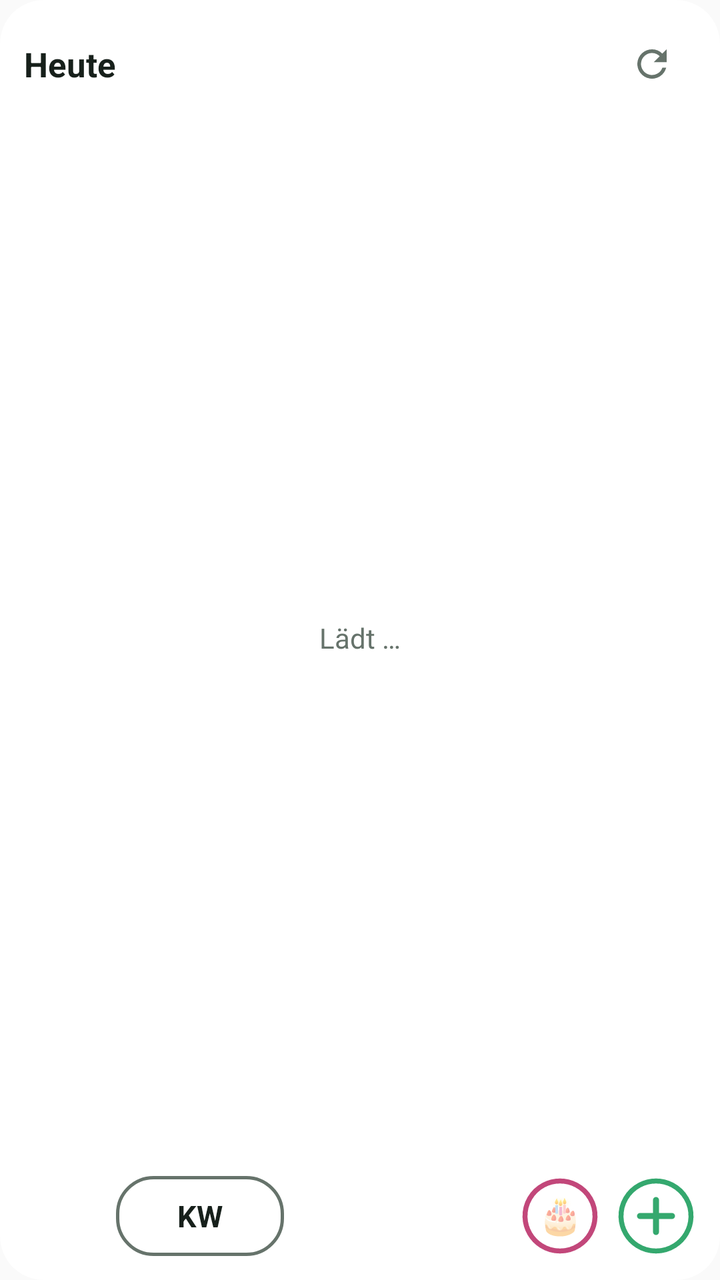
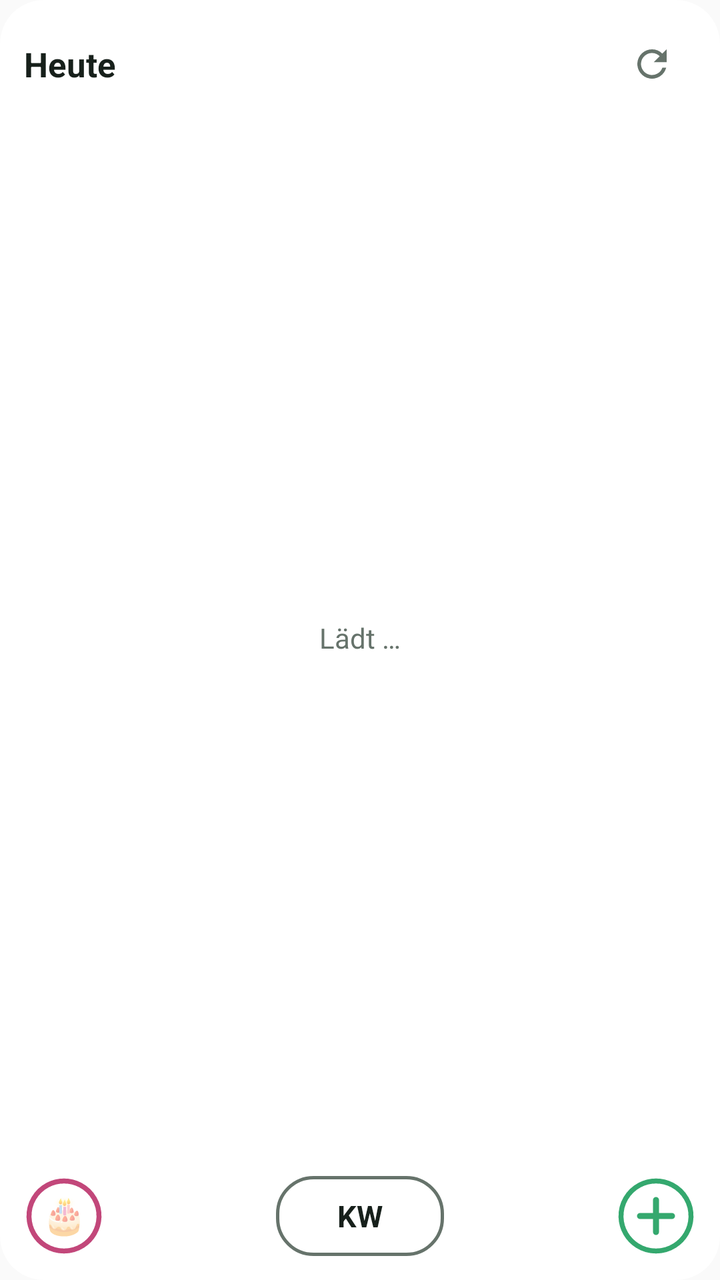

Compare the two renders of this Android layout. The source of the first and the diff that turns it into the second are given below.
<!-- AndroidManifest.xml: application theme AppTheme -->
<!-- res/layout/widget.xml -->
<?xml version="1.0" encoding="utf-8"?>
<LinearLayout xmlns:android="http://schemas.android.com/apk/res/android"
    android:id="@+id/root"
    android:layout_width="match_parent"
    android:layout_height="match_parent"
    android:orientation="vertical"
    android:background="@drawable/bg"
    android:padding="12dp">

    <LinearLayout
        android:id="@+id/head"
        android:layout_width="match_parent"
        android:layout_height="wrap_content"
        android:gravity="center_vertical"
        android:orientation="horizontal">

        <TextView
            android:layout_width="wrap_content"
            android:layout_height="wrap_content"
            android:text="Heute"
            android:textColor="@color/fg"
            android:textSize="17sp"
            android:textStyle="bold" />

        <TextView
            android:id="@+id/date"
            android:layout_width="0dp"
            android:layout_height="wrap_content"
            android:layout_weight="1"
            android:paddingStart="8dp"
            android:textColor="@color/muted"
            android:textSize="14sp" />

        <LinearLayout
            android:id="@+id/bdnav"
            android:layout_width="wrap_content"
            android:layout_height="wrap_content"
            android:gravity="center_vertical"
            android:orientation="horizontal"
            android:visibility="gone">

            <TextView
                android:id="@+id/bdprev"
                android:layout_width="36dp"
                android:layout_height="36dp"
                android:gravity="center"
                android:text="‹"
                android:textColor="@color/fg"
                android:textSize="24sp"
                android:textStyle="bold" />

            <TextView
                android:id="@+id/bdpage"
                android:layout_width="wrap_content"
                android:layout_height="wrap_content"
                android:textColor="@color/fg"
                android:textSize="13sp" />

            <TextView
                android:id="@+id/bdnext"
                android:layout_width="36dp"
                android:layout_height="36dp"
                android:gravity="center"
                android:text="›"
                android:textColor="@color/fg"
                android:textSize="24sp"
                android:textStyle="bold" />
        </LinearLayout>

        <TextView
            android:id="@+id/home"
            android:layout_width="wrap_content"
            android:layout_height="36dp"
            android:layout_marginEnd="6dp"
            android:gravity="center"
            android:minWidth="40dp"
            android:paddingStart="8dp"
            android:paddingEnd="8dp"
            android:text="🏠"
            android:textColor="#FFFFFF"
            android:textSize="15sp"
            android:visibility="gone" />

        <TextView
            android:id="@+id/stamp"
            android:layout_width="wrap_content"
            android:layout_height="wrap_content"
            android:textColor="@color/muted"
            android:textSize="11sp" />

        <ImageButton
            android:id="@+id/refresh"
            android:layout_width="44dp"
            android:layout_height="40dp"
            android:background="@android:color/transparent"
            android:contentDescription="Aktualisieren"
            android:src="@drawable/ic_refresh" />
    </LinearLayout>

    <FrameLayout
        android:layout_width="match_parent"
        android:layout_height="0dp"
        android:layout_weight="1"
        android:layout_marginTop="4dp">

        <ListView
            android:id="@+id/list"
            android:layout_width="match_parent"
            android:layout_height="match_parent"
            android:divider="@null"
            android:dividerHeight="0dp" />

        <TextView
            android:id="@+id/empty"
            android:layout_width="match_parent"
            android:layout_height="match_parent"
            android:gravity="center"
            android:text="Lädt …"
            android:textColor="@color/muted"
            android:textSize="14sp" />
    </FrameLayout>

    
    <LinearLayout
        android:id="@+id/quick"
        android:layout_width="match_parent"
        android:layout_height="wrap_content"
        android:layout_marginTop="6dp"
        android:gravity="bottom"
        android:orientation="horizontal">

        <TextView
            android:id="@+id/weekprev"
            android:layout_width="40dp"
            android:layout_height="40dp"
            android:background="@drawable/btn_arrow"
            android:gravity="center"
            android:includeFontPadding="false"
            android:text="◀"
            android:textColor="#FFFFFF"
            android:textSize="17sp"
            android:visibility="invisible" />

        
        <LinearLayout
            android:layout_width="wrap_content"
            android:layout_height="wrap_content"
            android:layout_marginStart="6dp"
            android:layout_marginEnd="6dp"
            android:gravity="center_horizontal"
            android:orientation="vertical">

            <TextView
                android:id="@+id/weekyear"
                android:layout_width="wrap_content"
                android:layout_height="wrap_content"
                android:textColor="@color/fg"
                android:textSize="13sp"
                android:textStyle="bold"
                android:visibility="gone" />

            <TextView
                android:id="@+id/weeklabel"
                android:layout_width="84dp"
                android:layout_height="40dp"
                android:background="@drawable/bar_off"
                android:gravity="center"
                android:maxLines="1"
                android:text="KW"
                android:textColor="@color/fg"
                android:textSize="15sp"
                android:textStyle="bold" />
        </LinearLayout>

        <TextView
            android:id="@+id/weeknext"
            android:layout_width="40dp"
            android:layout_height="40dp"
            android:background="@drawable/btn_arrow"
            android:gravity="center"
            android:includeFontPadding="false"
            android:text="▶"
            android:textColor="#FFFFFF"
            android:textSize="17sp"
            android:visibility="invisible" />

        <TextView
            android:layout_width="0dp"
            android:layout_height="1dp"
            android:layout_weight="1" />

        <FrameLayout
            android:id="@+id/q_bdays"
            android:layout_width="40dp"
            android:layout_height="40dp"
            android:layout_marginStart="6dp"
            android:contentDescription="Geburtstage">

            <ImageView
                android:id="@+id/q_bdring"
                android:layout_width="match_parent"
                android:layout_height="match_parent"
                android:scaleType="fitCenter"
                android:src="@drawable/ring_bd" />

            <TextView
                android:layout_width="match_parent"
                android:layout_height="match_parent"
                android:gravity="center"
                android:includeFontPadding="false"
                android:text="🎂"
                android:textSize="18sp" />
        </FrameLayout>

        <ImageView
            android:id="@+id/q_add"
            android:layout_width="40dp"
            android:layout_height="40dp"
            android:layout_marginStart="8dp"
            android:contentDescription="Neuer Eintrag"
            android:scaleType="fitCenter"
            android:src="@drawable/ring_add" />
    </LinearLayout>
</LinearLayout>
<!-- resources referenced by this layout -->
<resources>
  <color name="fg">#17201B</color>
  <color name="muted">#66736B</color>
  <!-- drawable bar_off (drawable) -->
  <?xml version="1.0" encoding="utf-8"?>
  <shape xmlns:android="http://schemas.android.com/apk/res/android" android:shape="rectangle">
      <solid android:color="#00000000" />
      <stroke android:width="1.5dp" android:color="@color/muted" />
      <corners android:radius="18dp" />
  </shape>
  <!-- drawable bg (drawable) -->
  <?xml version="1.0" encoding="utf-8"?>
  <shape xmlns:android="http://schemas.android.com/apk/res/android" android:shape="rectangle">
      <solid android:color="@color/bg" />
      <corners android:radius="22dp" />
  </shape>
  <!-- drawable btn_arrow (drawable) -->
  <?xml version="1.0" encoding="utf-8"?>
  <shape xmlns:android="http://schemas.android.com/apk/res/android" android:shape="rectangle">
      <solid android:color="#1D8657" />
      <corners android:radius="22dp" />
  </shape>
  <!-- drawable ic_refresh (drawable) -->
  <vector xmlns:android="http://schemas.android.com/apk/res/android"
      android:width="22dp" android:height="22dp" android:viewportWidth="24" android:viewportHeight="24">
      <path android:fillColor="@color/muted"
          android:pathData="M17.65,6.35A7.96,7.96 0,0 0,12 4a8,8 0,1 0,7.75 10h-2.08A6,6 0,1 1,12 6c1.66,0 3.14,0.69 4.22,1.78L13,11h7V4l-2.35,2.35z" />
  </vector>
  <!-- drawable ring_add (drawable) -->
  <?xml version="1.0" encoding="utf-8"?>
  <vector xmlns:android="http://schemas.android.com/apk/res/android" android:width="40dp" android:height="40dp" android:viewportWidth="40" android:viewportHeight="40">
      <path android:fillColor="#00000000" android:strokeColor="#34A86E" android:strokeWidth="2.5" android:pathData="M20,2.5 a17.5,17.5 0 1,0 0.001,0 z" />
      <path android:strokeColor="#34A86E" android:strokeWidth="3" android:strokeLineCap="round" android:pathData="M20,12 L20,28 M12,20 L28,20" />
  </vector>
  <!-- drawable ring_bd (drawable) -->
  <?xml version="1.0" encoding="utf-8"?>
  <vector xmlns:android="http://schemas.android.com/apk/res/android" android:width="40dp" android:height="40dp" android:viewportWidth="40" android:viewportHeight="40">
      <path android:fillColor="#00000000" android:strokeColor="#C2477A" android:strokeWidth="2.5" android:pathData="M20,2.5 a17.5,17.5 0 1,0 0.001,0 z" />
  </vector>
  <style name="AppTheme" parent="android:Theme.Material.Light.NoActionBar">
          <item name="android:colorAccent">@color/accent</item>
      </style>
  <color name="bg">#F2FFFFFF</color>
  <color name="accent">#1D8657</color>
</resources>

<!-- the commit's change to res/layout/widget.xml (unified diff, before → after) -->
@@ -129,71 +129,10 @@
         android:gravity="bottom"
         android:orientation="horizontal">
 
-        <TextView
-            android:id="@+id/weekprev"
-            android:layout_width="40dp"
-            android:layout_height="40dp"
-            android:background="@drawable/btn_arrow"
-            android:gravity="center"
-            android:includeFontPadding="false"
-            android:text="◀"
-            android:textColor="#FFFFFF"
-            android:textSize="17sp"
-            android:visibility="invisible" />
-
-        
-        <LinearLayout
-            android:layout_width="wrap_content"
-            android:layout_height="wrap_content"
-            android:layout_marginStart="6dp"
-            android:layout_marginEnd="6dp"
-            android:gravity="center_horizontal"
-            android:orientation="vertical">
-
-            <TextView
-                android:id="@+id/weekyear"
-                android:layout_width="wrap_content"
-                android:layout_height="wrap_content"
-                android:textColor="@color/fg"
-                android:textSize="13sp"
-                android:textStyle="bold"
-                android:visibility="gone" />
-
-            <TextView
-                android:id="@+id/weeklabel"
-                android:layout_width="84dp"
-                android:layout_height="40dp"
-                android:background="@drawable/bar_off"
-                android:gravity="center"
-                android:maxLines="1"
-                android:text="KW"
-                android:textColor="@color/fg"
-                android:textSize="15sp"
-                android:textStyle="bold" />
-        </LinearLayout>
-
-        <TextView
-            android:id="@+id/weeknext"
-            android:layout_width="40dp"
-            android:layout_height="40dp"
-            android:background="@drawable/btn_arrow"
-            android:gravity="center"
-            android:includeFontPadding="false"
-            android:text="▶"
-            android:textColor="#FFFFFF"
-            android:textSize="17sp"
-            android:visibility="invisible" />
-
-        <TextView
-            android:layout_width="0dp"
-            android:layout_height="1dp"
-            android:layout_weight="1" />
-
         <FrameLayout
             android:id="@+id/q_bdays"
             android:layout_width="40dp"
             android:layout_height="40dp"
-            android:layout_marginStart="6dp"
             android:contentDescription="Geburtstage">
 
             <ImageView
@@ -212,12 +151,74 @@
                 android:textSize="18sp" />
         </FrameLayout>
 
+        <TextView
+            android:layout_width="0dp"
+            android:layout_height="1dp"
+            android:layout_weight="1" />
+
+        <TextView
+            android:id="@+id/weekprev"
+            android:layout_width="44dp"
+            android:layout_height="40dp"
+            android:gravity="center"
+            android:includeFontPadding="false"
+            android:text="◀"
+            android:textColor="#FFFFFF"
+            android:textSize="26sp"
+            android:visibility="invisible" />
+
+        
+        <LinearLayout
+            android:layout_width="wrap_content"
+            android:layout_height="wrap_content"
+            android:layout_marginStart="6dp"
+            android:layout_marginEnd="6dp"
+            android:gravity="center_horizontal"
+            android:orientation="vertical">
+
+            <TextView
+                android:id="@+id/weekyear"
+                android:layout_width="wrap_content"
+                android:layout_height="wrap_content"
+                android:textColor="@color/fg"
+                android:textSize="13sp"
+                android:textStyle="bold"
+                android:visibility="gone" />
+
+            <TextView
+                android:id="@+id/weeklabel"
+                android:layout_width="84dp"
+                android:layout_height="40dp"
+                android:background="@drawable/bar_off"
+                android:gravity="center"
+                android:maxLines="1"
+                android:text="KW"
+                android:textColor="@color/fg"
+                android:textSize="15sp"
+                android:textStyle="bold" />
+        </LinearLayout>
+
+        <TextView
+            android:id="@+id/weeknext"
+            android:layout_width="44dp"
+            android:layout_height="40dp"
+            android:gravity="center"
+            android:includeFontPadding="false"
+            android:text="▶"
+            android:textColor="#FFFFFF"
+            android:textSize="26sp"
+            android:visibility="invisible" />
+
+        <TextView
+            android:layout_width="0dp"
+            android:layout_height="1dp"
+            android:layout_weight="1" />
+
         <ImageView
             android:id="@+id/q_add"
             android:layout_width="40dp"
             android:layout_height="40dp"
-            android:layout_marginStart="8dp"
-            android:contentDescription="Neuer Eintrag"
+                        android:contentDescription="Neuer Eintrag"
             android:scaleType="fitCenter"
             android:src="@drawable/ring_add" />
     </LinearLayout>
<!-- resource entries referenced after the edit -->
@@ -13,12 +13,6 @@
   <?xml version="1.0" encoding="utf-8"?>
   <shape xmlns:android="http://schemas.android.com/apk/res/android" android:shape="rectangle">
       <solid android:color="@color/bg" />
-      <corners android:radius="22dp" />
-  </shape>
-  <!-- drawable btn_arrow (drawable) -->
-  <?xml version="1.0" encoding="utf-8"?>
-  <shape xmlns:android="http://schemas.android.com/apk/res/android" android:shape="rectangle">
-      <solid android:color="#1D8657" />
       <corners android:radius="22dp" />
   </shape>
   <!-- drawable ic_refresh (drawable) -->
